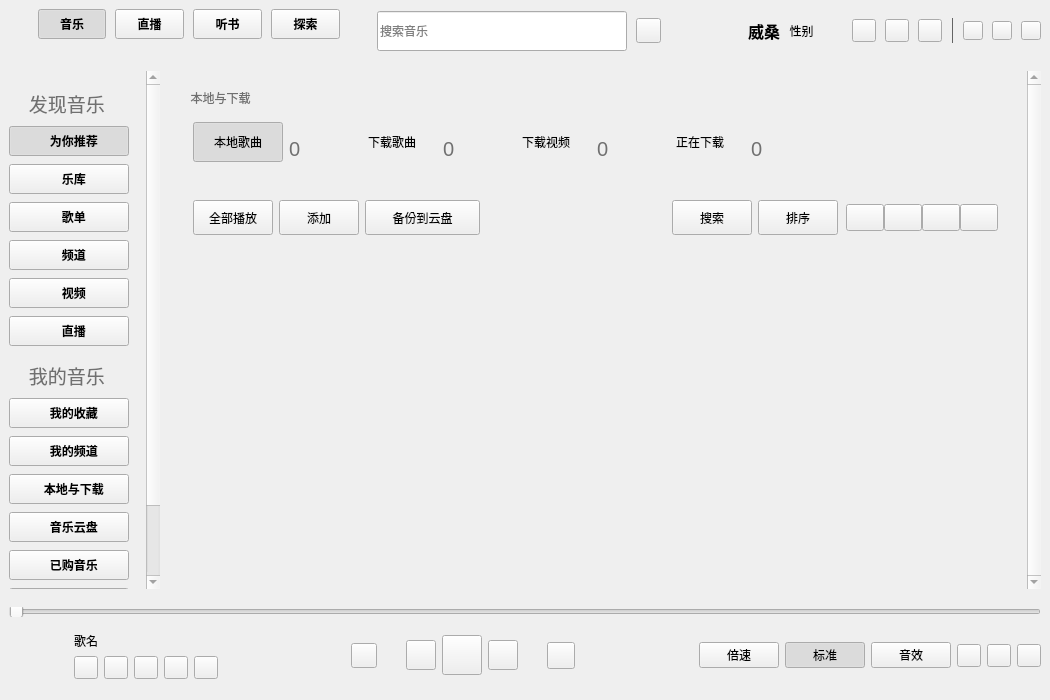
First picture: the form in KuGouStart/KuGouApp.ui, repository a-mo-xi-wei/KuGouApp, before the edit.
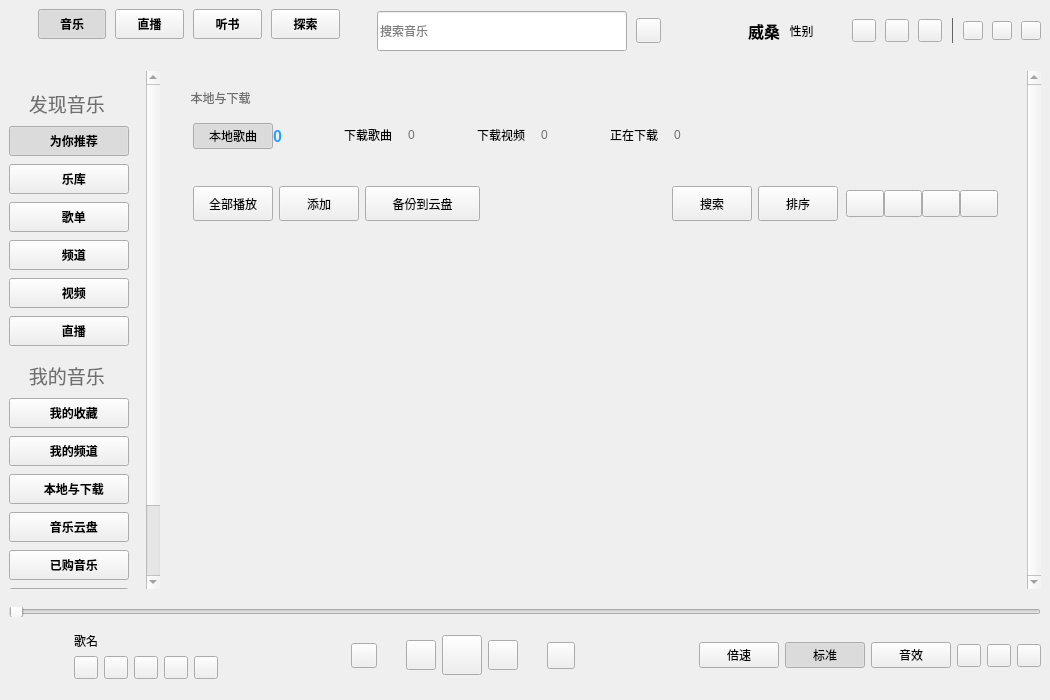
Second picture: the form after the edit. Custom widgets are drawn as their Qt base class.

Patch:
```diff
--- a/KuGouStart/KuGouApp.ui
+++ b/KuGouStart/KuGouApp.ui
@@ -1465,13 +1465,18 @@
               </item>
               <item>
                <widget class="QWidget" name="guide_widget" native="true">
-                <layout class="QHBoxLayout" name="horizontalLayout_7">
+                <layout class="QHBoxLayout" name="horizontalLayout_12">
                  <item>
                   <layout class="QVBoxLayout" name="verticalLayout_11">
                    <property name="spacing">
                     <number>0</number>
                    </property>
                    <item>
+                    <layout class="QHBoxLayout" name="horizontalLayout_7">
+                     <property name="spacing">
+                      <number>0</number>
+                     </property>
+                     <item>
                     <widget class="QPushButton" name="local_music_pushButton">
                      <property name="sizePolicy">
                       <sizepolicy hsizetype="Preferred" vsizetype="Fixed">
@@ -1481,8 +1486,8 @@
                      </property>
                      <property name="minimumSize">
                       <size>
-                       <width>90</width>
-                       <height>40</height>
+                         <width>75</width>
+                         <height>18</height>
                       </size>
                      </property>
                      <property name="font">
@@ -1508,31 +1513,53 @@
                     </widget>
                    </item>
                    <item>
-                    <widget class="QLabel" name="idx1_lab">
-                     <property name="text">
-                      <string/>
-                     </property>
-                     <property name="scaledContents">
-                      <bool>true</bool>
-                     </property>
-                     <property name="alignment">
-                      <set>Qt::AlignmentFlag::AlignCenter</set>
-                     </property>
-                    </widget>
-                   </item>
-                  </layout>
-                 </item>
-                 <item>
                   <widget class="QLabel" name="local_music_number_label">
                    <property name="font">
                     <font>
-                     <pointsize>15</pointsize>
-                    </font>
-                   </property>
+                         <pointsize>-1</pointsize>
+                         <bold>true</bold>
+                        </font>
+                       </property>
+                       <property name="styleSheet">
+                        <string notr="true">color:#26a1ff;font-size:16px;font-weight:bold;</string>
+                       </property>
                    <property name="text">
                     <string>0</string>
                    </property>
                   </widget>
+                     </item>
+                    </layout>
+                   </item>
+                   <item>
+                    <widget class="QLabel" name="idx1_lab">
+                     <property name="sizePolicy">
+                      <sizepolicy hsizetype="Preferred" vsizetype="Fixed">
+                       <horstretch>0</horstretch>
+                       <verstretch>0</verstretch>
+                      </sizepolicy>
+                     </property>
+                     <property name="maximumSize">
+                      <size>
+                       <width>16777215</width>
+                       <height>12</height>
+                      </size>
+                     </property>
+                     <property name="styleSheet">
+                      <string notr="true">padding-top:0px;
+margin-top:0px;</string>
+                     </property>
+                     <property name="text">
+                      <string/>
+                     </property>
+                     <property name="scaledContents">
+                      <bool>false</bool>
+                     </property>
+                     <property name="alignment">
+                      <set>Qt::AlignmentFlag::AlignCenter</set>
+                     </property>
+                    </widget>
+                   </item>
+                  </layout>
                  </item>
                  <item>
                   <spacer name="hs13">
@@ -1556,6 +1583,11 @@
                     <number>0</number>
                    </property>
                    <item>
+                    <layout class="QHBoxLayout" name="horizontalLayout_8">
+                     <property name="spacing">
+                      <number>0</number>
+                     </property>
+                     <item>
                     <widget class="QPushButton" name="downloaded_music_pushButton">
                      <property name="sizePolicy">
                       <sizepolicy hsizetype="Preferred" vsizetype="Fixed">
@@ -1565,8 +1597,8 @@
                      </property>
                      <property name="minimumSize">
                       <size>
-                       <width>90</width>
-                       <height>40</height>
+                         <width>75</width>
+                         <height>18</height>
                       </size>
                      </property>
                      <property name="font">
@@ -1592,31 +1624,44 @@
                     </widget>
                    </item>
                    <item>
-                    <widget class="QLabel" name="idx2_lab">
-                     <property name="text">
-                      <string/>
-                     </property>
-                     <property name="scaledContents">
-                      <bool>true</bool>
-                     </property>
-                     <property name="alignment">
-                      <set>Qt::AlignmentFlag::AlignCenter</set>
-                     </property>
-                    </widget>
-                   </item>
-                  </layout>
-                 </item>
-                 <item>
                   <widget class="QLabel" name="downloaded_music_number_label">
-                   <property name="font">
-                    <font>
-                     <pointsize>15</pointsize>
-                    </font>
-                   </property>
                    <property name="text">
                     <string>0</string>
                    </property>
                   </widget>
+                     </item>
+                    </layout>
+                   </item>
+                   <item>
+                    <widget class="QLabel" name="idx2_lab">
+                     <property name="sizePolicy">
+                      <sizepolicy hsizetype="Preferred" vsizetype="Fixed">
+                       <horstretch>0</horstretch>
+                       <verstretch>0</verstretch>
+                      </sizepolicy>
+                     </property>
+                     <property name="maximumSize">
+                      <size>
+                       <width>16777215</width>
+                       <height>15</height>
+                      </size>
+                     </property>
+                     <property name="styleSheet">
+                      <string notr="true">padding-top:0px;
+margin-top:0px;</string>
+                     </property>
+                     <property name="text">
+                      <string/>
+                     </property>
+                     <property name="scaledContents">
+                      <bool>false</bool>
+                     </property>
+                     <property name="alignment">
+                      <set>Qt::AlignmentFlag::AlignCenter</set>
+                     </property>
+                    </widget>
+                   </item>
+                  </layout>
                  </item>
                  <item>
                   <spacer name="hs14">
@@ -1635,7 +1680,12 @@
                   </spacer>
                  </item>
                  <item>
-                  <layout class="QVBoxLayout" name="verticalLayout_13">
+                  <layout class="QVBoxLayout" name="verticalLayout_14">
+                   <property name="spacing">
+                    <number>0</number>
+                   </property>
+                   <item>
+                    <layout class="QHBoxLayout" name="horizontalLayout_10">
                    <property name="spacing">
                     <number>0</number>
                    </property>
@@ -1649,8 +1699,8 @@
                      </property>
                      <property name="minimumSize">
                       <size>
-                       <width>90</width>
-                       <height>40</height>
+                         <width>75</width>
+                         <height>18</height>
                       </size>
                      </property>
                      <property name="font">
@@ -1676,31 +1726,44 @@
                     </widget>
                    </item>
                    <item>
-                    <widget class="QLabel" name="idx3_lab">
-                     <property name="text">
-                      <string/>
-                     </property>
-                     <property name="scaledContents">
-                      <bool>true</bool>
-                     </property>
-                     <property name="alignment">
-                      <set>Qt::AlignmentFlag::AlignCenter</set>
-                     </property>
-                    </widget>
-                   </item>
-                  </layout>
-                 </item>
-                 <item>
                   <widget class="QLabel" name="downloaded_video_number_label">
-                   <property name="font">
-                    <font>
-                     <pointsize>15</pointsize>
-                    </font>
-                   </property>
                    <property name="text">
                     <string>0</string>
                    </property>
                   </widget>
+                     </item>
+                    </layout>
+                   </item>
+                   <item>
+                    <widget class="QLabel" name="idx3_lab">
+                     <property name="sizePolicy">
+                      <sizepolicy hsizetype="Preferred" vsizetype="Fixed">
+                       <horstretch>0</horstretch>
+                       <verstretch>0</verstretch>
+                      </sizepolicy>
+                     </property>
+                     <property name="maximumSize">
+                      <size>
+                       <width>16777215</width>
+                       <height>15</height>
+                      </size>
+                     </property>
+                     <property name="styleSheet">
+                      <string notr="true">padding-top:0px;
+margin-top:0px;</string>
+                     </property>
+                     <property name="text">
+                      <string/>
+                     </property>
+                     <property name="scaledContents">
+                      <bool>false</bool>
+                     </property>
+                     <property name="alignment">
+                      <set>Qt::AlignmentFlag::AlignCenter</set>
+                     </property>
+                    </widget>
+                   </item>
+                  </layout>
                  </item>
                  <item>
                   <spacer name="hs15">
@@ -1719,7 +1782,12 @@
                   </spacer>
                  </item>
                  <item>
-                  <layout class="QVBoxLayout" name="verticalLayout_14">
+                  <layout class="QVBoxLayout" name="verticalLayout_13">
+                   <property name="spacing">
+                    <number>0</number>
+                   </property>
+                   <item>
+                    <layout class="QHBoxLayout" name="horizontalLayout_11">
                    <property name="spacing">
                     <number>0</number>
                    </property>
@@ -1733,8 +1801,8 @@
                      </property>
                      <property name="minimumSize">
                       <size>
-                       <width>90</width>
-                       <height>40</height>
+                         <width>75</width>
+                         <height>18</height>
                       </size>
                      </property>
                      <property name="font">
@@ -1760,31 +1828,44 @@
                     </widget>
                    </item>
                    <item>
-                    <widget class="QLabel" name="idx4_lab">
-                     <property name="text">
-                      <string/>
-                     </property>
-                     <property name="scaledContents">
-                      <bool>true</bool>
-                     </property>
-                     <property name="alignment">
-                      <set>Qt::AlignmentFlag::AlignCenter</set>
-                     </property>
-                    </widget>
-                   </item>
-                  </layout>
-                 </item>
-                 <item>
                   <widget class="QLabel" name="downloading_number_label">
-                   <property name="font">
-                    <font>
-                     <pointsize>15</pointsize>
-                    </font>
-                   </property>
                    <property name="text">
                     <string>0</string>
                    </property>
                   </widget>
+                     </item>
+                    </layout>
+                   </item>
+                   <item>
+                    <widget class="QLabel" name="idx4_lab">
+                     <property name="sizePolicy">
+                      <sizepolicy hsizetype="Preferred" vsizetype="Fixed">
+                       <horstretch>0</horstretch>
+                       <verstretch>0</verstretch>
+                      </sizepolicy>
+                     </property>
+                     <property name="maximumSize">
+                      <size>
+                       <width>16777215</width>
+                       <height>15</height>
+                      </size>
+                     </property>
+                     <property name="styleSheet">
+                      <string notr="true">padding-top:0px;
+margin-top:0px;</string>
+                     </property>
+                     <property name="text">
+                      <string/>
+                     </property>
+                     <property name="scaledContents">
+                      <bool>false</bool>
+                     </property>
+                     <property name="alignment">
+                      <set>Qt::AlignmentFlag::AlignCenter</set>
+                     </property>
+                    </widget>
+                   </item>
+                  </layout>
                  </item>
                  <item>
                   <spacer name="hs12">
```
Lines whose indentation alone changed are shown as unchanged.
